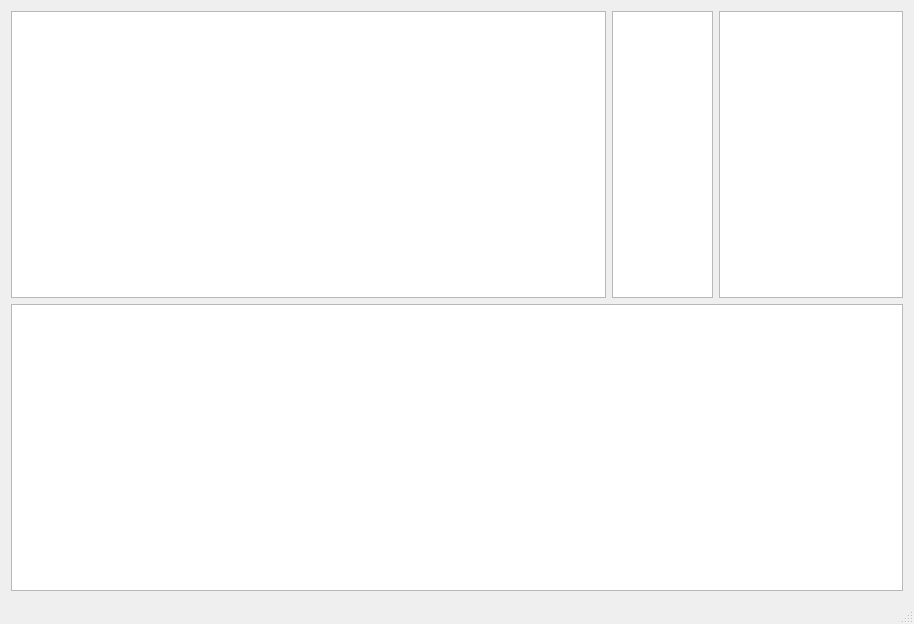
Before: the Qt Designer form res/qsteg.ui in elken/qsteg, drawn with Qt 5.
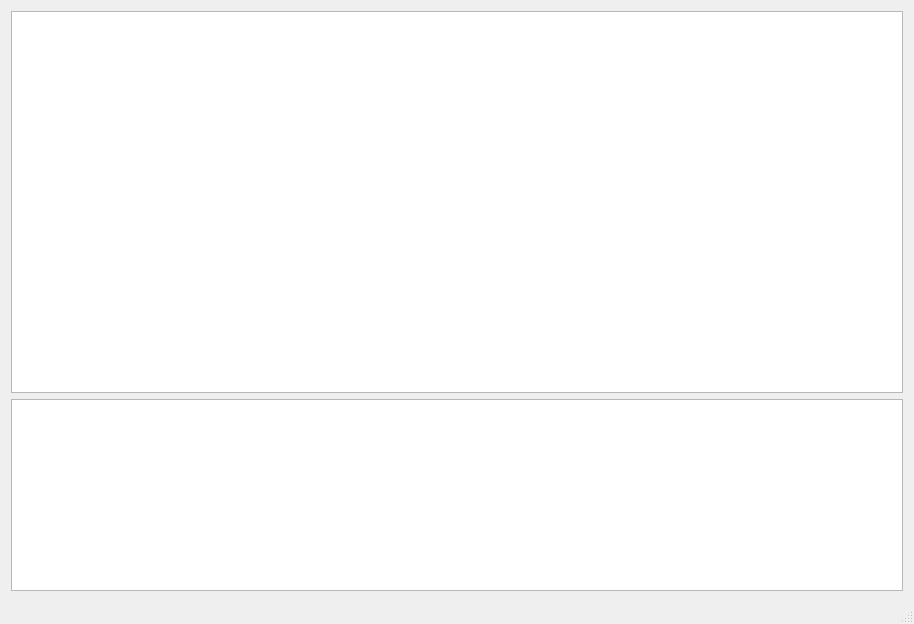
After: the same form once the commit is applied.

```diff
--- a/res/qsteg.ui
+++ b/res/qsteg.ui
@@ -20,9 +20,7 @@
    <string>QSteg</string>
   </property>
   <widget class="QWidget" name="centralWidget">
-   <layout class="QGridLayout" name="gridLayout">
-    <item row="0" column="0">
-     <layout class="QHBoxLayout" name="horizontalLayout">
+   <layout class="QVBoxLayout" name="verticalLayout">
       <item>
        <widget class="QGraphicsView" name="stegImageView">
         <property name="maximumSize">
@@ -42,29 +40,7 @@
         </property>
        </widget>
       </item>
-      <item>
-       <widget class="QGraphicsView" name="graphicsView">
-        <property name="maximumSize">
-         <size>
-          <width>101</width>
-          <height>16777215</height>
-         </size>
-        </property>
-       </widget>
-      </item>
-      <item>
-       <widget class="QTextEdit" name="stegBytesText">
-        <property name="maximumSize">
-         <size>
-          <width>184</width>
-          <height>16777215</height>
-         </size>
-        </property>
-       </widget>
-      </item>
-     </layout>
-    </item>
-    <item row="1" column="0">
+    <item alignment="Qt::AlignBottom">
      <widget class="QPlainTextEdit" name="stegInputText">
       <property name="minimumSize">
        <size>
```
Left out of the diff: 7 changed lines with no effect on the pictures. Lines whose indentation alone changed are shown as unchanged.
